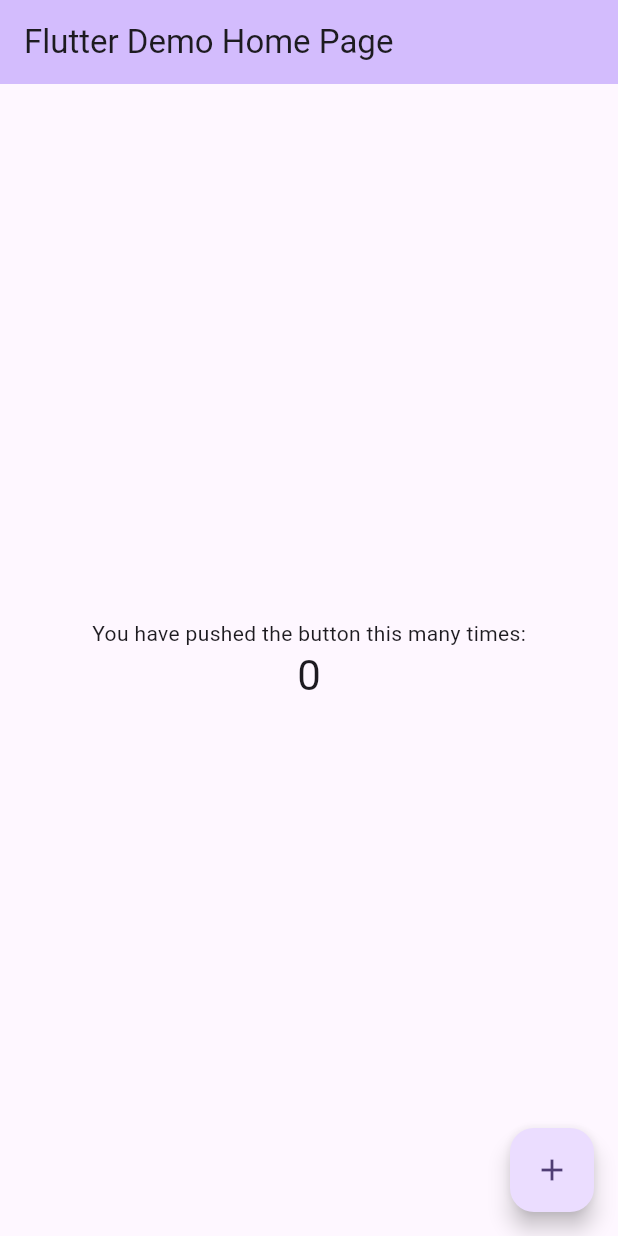
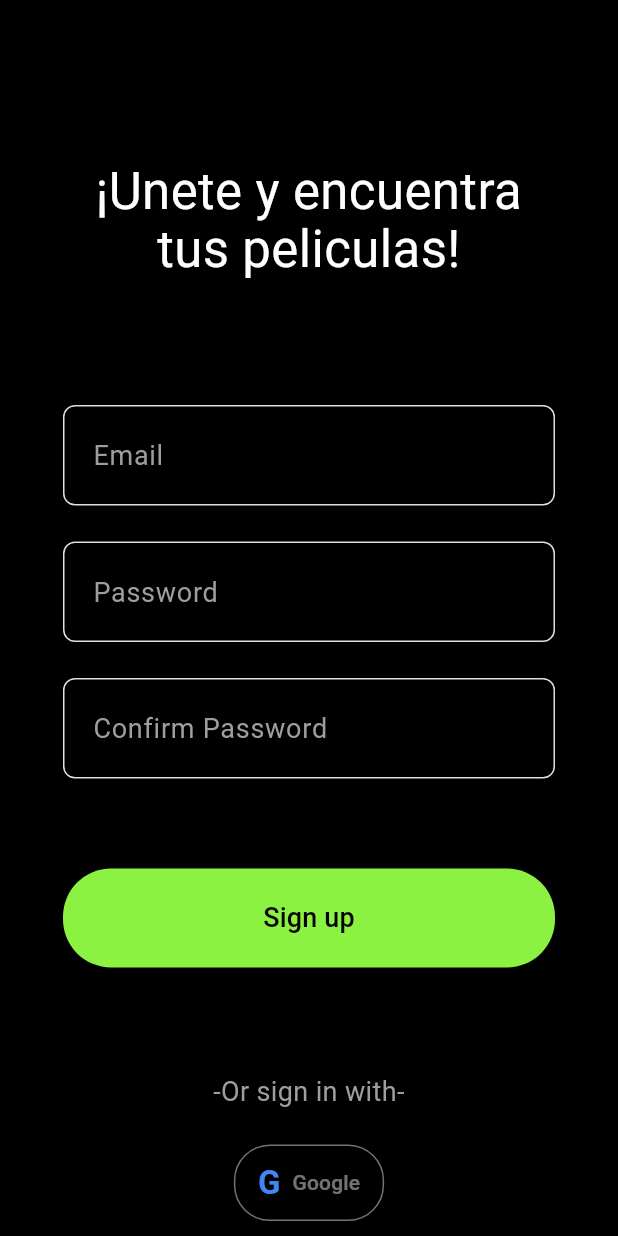
Before and after one commit to thomaswkm/moviefinder, a Flutter app: the screen it shows after launch, on a phone screen of 412 x 824 dp. Run offline on Flutter 3.47's test engine with Material 3 defaults, Android fonts, the phone set to English and light mode, and no system bars; accounts and stored records are empty.

Commit message:
feat: implmentacion CU-01 Register

```diff
--- /dev/null
+++ b/devtools_options.yaml
@@ -0,0 +1,3 @@
+description: This file stores settings for Dart & Flutter DevTools.
+documentation: https://docs.flutter.dev/tools/devtools/extensions#configure-extension-enablement-states
+extensions:
--- /dev/null
+++ b/lib/core/result/result.dart
@@ -0,0 +1,19 @@
+sealed class Result<T> {
+  const Result();
+
+  bool get isSuccess => this is Success<T>;
+  bool get isFailure => this is Failure<T>;
+}
+
+final class Success<T> extends Result<T> {
+  const Success(this.value);
+
+  final T value;
+}
+
+final class Failure<T> extends Result<T> {
+  const Failure(this.message, {this.fieldErrors = const {}});
+
+  final String message;
+  final Map<String, String> fieldErrors;
+}
--- /dev/null
+++ b/lib/core/storage/token_storage.dart
@@ -0,0 +1,13 @@
+class TokenStorage {
+  String? _token;
+
+  Future<void> saveToken(String token) async {
+    _token = token;
+  }
+
+  Future<String?> readToken() async => _token;
+
+  Future<void> clearToken() async {
+    _token = null;
+  }
+}
--- /dev/null
+++ b/lib/features/auth/data/datasources/auth_data_source.dart
@@ -0,0 +1,6 @@
+import '../models/auth_response_model.dart';
+import '../models/register_request_model.dart';
+
+abstract interface class AuthDataSource {
+  Future<AuthResponseModel> register(RegisterRequestModel request);
+}
--- /dev/null
+++ b/lib/features/auth/data/datasources/auth_mock_data_source.dart
@@ -0,0 +1,19 @@
+import '../models/auth_response_model.dart';
+import '../models/register_request_model.dart';
+import 'auth_data_source.dart';
+
+class AuthMockDataSource implements AuthDataSource {
+  const AuthMockDataSource();
+
+  @override
+  Future<AuthResponseModel> register(RegisterRequestModel request) async {
+    await Future<void>.delayed(const Duration(milliseconds: 500));
+
+    return AuthResponseModel(
+      userId: 1,
+      email: request.email,
+      username: request.username,
+      token: 'mock-jwt-token',
+    );
+  }
+}
--- /dev/null
+++ b/lib/features/auth/data/models/auth_response_model.dart
@@ -0,0 +1,42 @@
+import '../../domain/entities/authenticated_user.dart';
+
+class AuthResponseModel {
+  const AuthResponseModel({
+    required this.userId,
+    required this.email,
+    required this.username,
+    required this.token,
+  });
+
+  final int userId;
+  final String email;
+  final String username;
+  final String token;
+
+  factory AuthResponseModel.fromJson(Map<String, dynamic> json) {
+    return AuthResponseModel(
+      userId: json['userId'] as int,
+      email: json['email'] as String,
+      username: json['username'] as String,
+      token: json['token'] as String,
+    );
+  }
+
+  Map<String, dynamic> toJson() {
+    return {
+      'userId': userId,
+      'email': email,
+      'username': username,
+      'token': token,
+    };
+  }
+
+  AuthenticatedUser toEntity() {
+    return AuthenticatedUser(
+      id: userId,
+      email: email,
+      username: username,
+      token: token,
+    );
+  }
+}
--- /dev/null
+++ b/lib/features/auth/data/models/register_request_model.dart
@@ -0,0 +1,15 @@
+class RegisterRequestModel {
+  const RegisterRequestModel({
+    required this.username,
+    required this.email,
+    required this.password,
+  });
+
+  final String username;
+  final String email;
+  final String password;
+
+  Map<String, dynamic> toJson() {
+    return {'username': username, 'email': email, 'password': password};
+  }
+}
--- /dev/null
+++ b/lib/features/auth/data/repositories/auth_repository_impl.dart
@@ -0,0 +1,38 @@
+import '../../../../core/result/result.dart';
+import '../../../../core/storage/token_storage.dart';
+import '../../domain/entities/authenticated_user.dart';
+import '../../domain/repositories/auth_repository.dart';
+import '../datasources/auth_data_source.dart';
+import '../models/register_request_model.dart';
+
+class AuthRepositoryImpl implements AuthRepository {
+  const AuthRepositoryImpl(this._dataSource, this._tokenStorage);
+
+  final AuthDataSource _dataSource;
+  final TokenStorage _tokenStorage;
+
+  @override
+  Future<Result<AuthenticatedUser>> register({
+    required String email,
+    required String password,
+  }) async {
+    try {
+      final response = await _dataSource.register(
+        RegisterRequestModel(
+          username: _usernameFromEmail(email),
+          email: email,
+          password: password,
+        ),
+      );
+      await _tokenStorage.saveToken(response.token);
+      return Success(response.toEntity());
+    } on Exception {
+      return const Failure('No se pudo crear la cuenta. Intentalo nuevamente.');
+    }
+  }
+
+  String _usernameFromEmail(String email) {
+    final localPart = email.split('@').first.trim();
+    return localPart.isEmpty ? 'user' : localPart;
+  }
+}
--- /dev/null
+++ b/lib/features/auth/domain/entities/authenticated_user.dart
@@ -0,0 +1,13 @@
+class AuthenticatedUser {
+  const AuthenticatedUser({
+    required this.id,
+    required this.email,
+    required this.username,
+    required this.token,
+  });
+
+  final int id;
+  final String email;
+  final String username;
+  final String token;
+}
--- /dev/null
+++ b/lib/features/auth/domain/repositories/auth_repository.dart
@@ -0,0 +1,9 @@
+import '../../../../core/result/result.dart';
+import '../entities/authenticated_user.dart';
+
+abstract interface class AuthRepository {
+  Future<Result<AuthenticatedUser>> register({
+    required String email,
+    required String password,
+  });
+}
--- /dev/null
+++ b/lib/features/auth/domain/usecases/register_user.dart
@@ -0,0 +1,47 @@
+import '../../../../core/result/result.dart';
+import '../entities/authenticated_user.dart';
+import '../repositories/auth_repository.dart';
+
+class RegisterUser {
+  const RegisterUser(this._repository);
+
+  final AuthRepository _repository;
+
+  Future<Result<AuthenticatedUser>> call({
+    required String email,
+    required String password,
+    required String confirmPassword,
+  }) async {
+    final normalizedEmail = email.trim();
+    final validationErrors = <String, String>{};
+
+    if (normalizedEmail.isEmpty) {
+      validationErrors['email'] = 'Ingresa tu email.';
+    } else if (!_isValidEmail(normalizedEmail)) {
+      validationErrors['email'] = 'Ingresa un email valido.';
+    }
+
+    if (password.isEmpty) {
+      validationErrors['password'] = 'Ingresa tu password.';
+    }
+
+    if (confirmPassword.isEmpty) {
+      validationErrors['confirmPassword'] = 'Confirma tu password.';
+    } else if (password != confirmPassword) {
+      validationErrors['confirmPassword'] = 'Las contrasenas no coinciden.';
+    }
+
+    if (validationErrors.isNotEmpty) {
+      return Failure(
+        'Revisa los campos del formulario.',
+        fieldErrors: validationErrors,
+      );
+    }
+
+    return _repository.register(email: normalizedEmail, password: password);
+  }
+
+  bool _isValidEmail(String value) {
+    return RegExp(r'^[^@\s]+@[^@\s]+\.[^@\s]+$').hasMatch(value);
+  }
+}
--- /dev/null
+++ b/lib/features/auth/presentation/controllers/register_controller.dart
@@ -0,0 +1,56 @@
+import 'package:flutter/foundation.dart';
+
+import '../../../../core/result/result.dart';
+import '../../domain/entities/authenticated_user.dart';
+import '../../domain/usecases/register_user.dart';
+
+class RegisterController extends ChangeNotifier {
+  RegisterController(this._registerUser);
+
+  final RegisterUser _registerUser;
+
+  bool _isLoading = false;
+  String? _message;
+  Map<String, String> _fieldErrors = const {};
+  AuthenticatedUser? _registeredUser;
+
+  bool get isLoading => _isLoading;
+  String? get message => _message;
+  Map<String, String> get fieldErrors => _fieldErrors;
+  AuthenticatedUser? get registeredUser => _registeredUser;
+
+  Future<bool> register({
+    required String email,
+    required String password,
+    required String confirmPassword,
+  }) async {
+    _isLoading = true;
+    _message = null;
+    _fieldErrors = const {};
+    _registeredUser = null;
+    notifyListeners();
+
+    final result = await _registerUser(
+      email: email,
+      password: password,
+      confirmPassword: confirmPassword,
+    );
+
+    switch (result) {
+      case Success<AuthenticatedUser>(value: final user):
+        _registeredUser = user;
+        _isLoading = false;
+        notifyListeners();
+        return true;
+      case Failure<AuthenticatedUser>(
+        message: final message,
+        fieldErrors: final fieldErrors,
+      ):
+        _message = message;
+        _fieldErrors = fieldErrors;
+        _isLoading = false;
+        notifyListeners();
+        return false;
+    }
+  }
+}
--- /dev/null
+++ b/lib/features/auth/presentation/pages/register_page.dart
@@ -0,0 +1,254 @@
+import 'package:flutter/material.dart';
+
+import '../controllers/register_controller.dart';
+
+class RegisterPage extends StatefulWidget {
+  const RegisterPage({
+    super.key,
+    required this.controller,
+    required this.onRegistered,
+    this.onLoginRequested,
+  });
+
+  final RegisterController controller;
+  final VoidCallback onRegistered;
+  final VoidCallback? onLoginRequested;
+
+  @override
+  State<RegisterPage> createState() => _RegisterPageState();
+}
+
+class _RegisterPageState extends State<RegisterPage> {
+  final _emailController = TextEditingController();
+  final _passwordController = TextEditingController();
+  final _confirmPasswordController = TextEditingController();
+
+  @override
+  void initState() {
+    super.initState();
+    widget.controller.addListener(_onControllerChanged);
+  }
+
+  @override
+  void dispose() {
+    widget.controller.removeListener(_onControllerChanged);
+    _emailController.dispose();
+    _passwordController.dispose();
+    _confirmPasswordController.dispose();
+    super.dispose();
+  }
+
+  void _onControllerChanged() {
+    if (mounted) {
+      setState(() {});
+    }
+  }
+
+  Future<void> _submit() async {
+    final success = await widget.controller.register(
+      email: _emailController.text,
+      password: _passwordController.text,
+      confirmPassword: _confirmPasswordController.text,
+    );
+
+    if (success && mounted) {
+      widget.onRegistered();
+    }
+  }
+
+  @override
+  Widget build(BuildContext context) {
+    final controller = widget.controller;
+
+    return Scaffold(
+      backgroundColor: Colors.black,
+      body: SafeArea(
+        child: SingleChildScrollView(
+          padding: const EdgeInsets.symmetric(horizontal: 42, vertical: 36),
+          child: ConstrainedBox(
+            constraints: BoxConstraints(
+              minHeight: MediaQuery.sizeOf(context).height - 72,
+            ),
+            child: Column(
+              crossAxisAlignment: CrossAxisAlignment.stretch,
+              children: [
+                const SizedBox(height: 72),
+                const Text(
+                  '¡Unete y encuentra\ntus peliculas!',
+                  textAlign: TextAlign.center,
+                  style: TextStyle(
+                    color: Colors.white,
+                    fontSize: 34,
+                    height: 1.15,
+                    fontWeight: FontWeight.w400,
+                  ),
+                ),
+                const SizedBox(height: 84),
+                _RegisterTextField(
+                  controller: _emailController,
+                  hintText: 'Email',
+                  keyboardType: TextInputType.emailAddress,
+                  errorText: controller.fieldErrors['email'],
+                ),
+                const SizedBox(height: 24),
+                _RegisterTextField(
+                  controller: _passwordController,
+                  hintText: 'Password',
+                  obscureText: true,
+                  errorText: controller.fieldErrors['password'],
+                ),
+                const SizedBox(height: 24),
+                _RegisterTextField(
+                  controller: _confirmPasswordController,
+                  hintText: 'Confirm Password',
+                  obscureText: true,
+                  errorText: controller.fieldErrors['confirmPassword'],
+                ),
+                if (controller.message != null) ...[
+                  const SizedBox(height: 16),
+                  Text(
+                    controller.message!,
+                    textAlign: TextAlign.center,
+                    style: const TextStyle(color: Color(0xFFFF8A80)),
+                  ),
+                ],
+                const SizedBox(height: 60),
+                SizedBox(
+                  height: 66,
+                  child: FilledButton(
+                    onPressed: controller.isLoading ? null : _submit,
+                    style: FilledButton.styleFrom(
+                      backgroundColor: const Color(0xFF8CF241),
+                      foregroundColor: Colors.black,
+                      disabledBackgroundColor: const Color(
+                        0xFF8CF241,
+                      ).withValues(alpha: 0.5),
+                      shape: RoundedRectangleBorder(
+                        borderRadius: BorderRadius.circular(32),
+                      ),
+                    ),
+                    child: controller.isLoading
+                        ? const SizedBox.square(
+                            dimension: 22,
+                            child: CircularProgressIndicator(
+                              strokeWidth: 2,
+                              color: Colors.black,
+                            ),
+                          )
+                        : const Text('Sign up', style: TextStyle(fontSize: 18)),
+                  ),
+                ),
+                const SizedBox(height: 70),
+                const Text(
+                  '-Or sign in with-',
+                  textAlign: TextAlign.center,
+                  style: TextStyle(color: Color(0xFF9E9E9E), fontSize: 18),
+                ),
+                const SizedBox(height: 22),
+                Center(
+                  child: OutlinedButton.icon(
+                    onPressed: null,
+                    style: OutlinedButton.styleFrom(
+                      disabledForegroundColor: Colors.white.withValues(
+                        alpha: 0.45,
+                      ),
+                      side: BorderSide(
+                        color: Colors.white.withValues(alpha: 0.45),
+                      ),
+                      shape: RoundedRectangleBorder(
+                        borderRadius: BorderRadius.circular(24),
+                      ),
+                      padding: const EdgeInsets.symmetric(
+                        horizontal: 16,
+                        vertical: 10,
+                      ),
+                    ),
+                    icon: const _GoogleMark(),
+                    label: const Text('Google'),
+                  ),
+                ),
+                const SizedBox(height: 40),
+                if (widget.onLoginRequested != null)
+                  TextButton(
+                    onPressed: widget.onLoginRequested,
+                    child: const Text(
+                      'Already have an account? Sign in',
+                      style: TextStyle(color: Color(0xFF8CF241)),
+                    ),
+                  ),
+              ],
+            ),
+          ),
+        ),
+      ),
+    );
+  }
+}
+
+class _RegisterTextField extends StatelessWidget {
+  const _RegisterTextField({
+    required this.controller,
+    required this.hintText,
+    this.keyboardType,
+    this.obscureText = false,
+    this.errorText,
+  });
+
+  final TextEditingController controller;
+  final String hintText;
+  final TextInputType? keyboardType;
+  final bool obscureText;
+  final String? errorText;
+
+  @override
+  Widget build(BuildContext context) {
+    return TextField(
+      controller: controller,
+      keyboardType: keyboardType,
+      obscureText: obscureText,
+      style: const TextStyle(color: Colors.white, fontSize: 18),
+      decoration: InputDecoration(
+        hintText: hintText,
+        hintStyle: const TextStyle(color: Color(0xFF9E9E9E)),
+        errorText: errorText,
+        errorStyle: const TextStyle(color: Color(0xFFFF8A80)),
+        contentPadding: const EdgeInsets.symmetric(
+          horizontal: 16,
+          vertical: 20,
+        ),
+        enabledBorder: OutlineInputBorder(
+          borderRadius: BorderRadius.circular(8),
+          borderSide: const BorderSide(color: Color(0xFFE0E0E0)),
+        ),
+        focusedBorder: OutlineInputBorder(
+          borderRadius: BorderRadius.circular(8),
+          borderSide: const BorderSide(color: Color(0xFF8CF241), width: 1.5),
+        ),
+        errorBorder: OutlineInputBorder(
+          borderRadius: BorderRadius.circular(8),
+          borderSide: const BorderSide(color: Color(0xFFFF8A80)),
+        ),
+        focusedErrorBorder: OutlineInputBorder(
+          borderRadius: BorderRadius.circular(8),
+          borderSide: const BorderSide(color: Color(0xFFFF8A80), width: 1.5),
+        ),
+      ),
+    );
+  }
+}
+
+class _GoogleMark extends StatelessWidget {
+  const _GoogleMark();
+
+  @override
+  Widget build(BuildContext context) {
+    return const Text(
+      'G',
+      style: TextStyle(
+        color: Color(0xFF4285F4),
+        fontSize: 22,
+        fontWeight: FontWeight.w700,
+      ),
+    );
+  }
+}
--- a/lib/main.dart
+++ b/lib/main.dart
@@ -1,121 +1,99 @@
 import 'package:flutter/material.dart';
 
+import 'core/storage/token_storage.dart';
+import 'features/auth/data/datasources/auth_mock_data_source.dart';
+import 'features/auth/data/repositories/auth_repository_impl.dart';
+import 'features/auth/domain/usecases/register_user.dart';
+import 'features/auth/presentation/controllers/register_controller.dart';
+import 'features/auth/presentation/pages/register_page.dart';
+
 void main() {
-  runApp(const MyApp());
+  runApp(const MovieFinderApp());
 }
 
-class MyApp extends StatelessWidget {
-  const MyApp({super.key});
+class MovieFinderApp extends StatefulWidget {
+  const MovieFinderApp({super.key});
 
-  // This widget is the root of your application.
+  @override
+  State<MovieFinderApp> createState() => _MovieFinderAppState();
+}
+
+class _MovieFinderAppState extends State<MovieFinderApp> {
+  late final TokenStorage _tokenStorage;
+  late final RegisterController _registerController;
+
+  bool _isRegistered = false;
+
+  @override
+  void initState() {
+    super.initState();
+    _tokenStorage = TokenStorage();
+    final authRepository = AuthRepositoryImpl(
+      const AuthMockDataSource(),
+      _tokenStorage,
+    );
+    _registerController = RegisterController(RegisterUser(authRepository));
+  }
+
+  @override
+  void dispose() {
+    _registerController.dispose();
+    super.dispose();
+  }
+
   @override
   Widget build(BuildContext context) {
     return MaterialApp(
-      title: 'Flutter Demo',
+      title: 'MovieFinder',
+      debugShowCheckedModeBanner: false,
       theme: ThemeData(
-        // This is the theme of your application.
-        //
-        // TRY THIS: Try running your application with "flutter run". You'll see
-        // the application has a purple toolbar. Then, without quitting the app,
-        // try changing the seedColor in the colorScheme below to Colors.green
-        // and then invoke "hot reload" (save your changes or press the "hot
-        // reload" button in a Flutter-supported IDE, or press "r" if you used
-        // the command line to start the app).
-        //
-        // Notice that the counter didn't reset back to zero; the application
-        // state is not lost during the reload. To reset the state, use hot
-        // restart instead.
-        //
-        // This works for code too, not just values: Most code changes can be
-        // tested with just a hot reload.
-        colorScheme: .fromSeed(seedColor: Colors.deepPurple),
+        colorScheme: ColorScheme.fromSeed(seedColor: const Color(0xFF8CF241)),
+        useMaterial3: true,
       ),
-      home: const MyHomePage(title: 'Flutter Demo Home Page'),
+      home: _isRegistered
+          ? _HomePlaceholder(
+              username: _registerController.registeredUser?.username ?? 'user',
+            )
+          : RegisterPage(
+              controller: _registerController,
+              onRegistered: () {
+                setState(() {
+                  _isRegistered = true;
+                });
+              },
+            ),
     );
   }
 }
 
-class MyHomePage extends StatefulWidget {
-  const MyHomePage({super.key, required this.title});
+class _HomePlaceholder extends StatelessWidget {
+  const _HomePlaceholder({required this.username});
 
-  // This widget is the home page of your application. It is stateful, meaning
-  // that it has a State object (defined below) that contains fields that affect
-  // how it looks.
-
-  // This class is the configuration for the state. It holds the values (in this
-  // case the title) provided by the parent (in this case the App widget) and
-  // used by the build method of the State. Fields in a Widget subclass are
-  // always marked "final".
-
-  final String title;
-
-  @override
-  State<MyHomePage> createState() => _MyHomePageState();
-}
-
-class _MyHomePageState extends State<MyHomePage> {
-  int _counter = 0;
-
-  void _incrementCounter() {
-    setState(() {
-      // This call to setState tells the Flutter framework that something has
-      // changed in this State, which causes it to rerun the build method below
-      // so that the display can reflect the updated values. If we changed
-      // _counter without calling setState(), then the build method would not be
-      // called again, and so nothing would appear to happen.
-      _counter++;
-    });
-  }
+  final String username;
 
   @override
   Widget build(BuildContext context) {
-    // This method is rerun every time setState is called, for instance as done
-    // by the _incrementCounter method above.
-    //
-    // The Flutter framework has been optimized to make rerunning build methods
-    // fast, so that you can just rebuild anything that needs updating rather
-    // than having to individually change instances of widgets.
     return Scaffold(
-      appBar: AppBar(
-        // TRY THIS: Try changing the color here to a specific color (to
-        // Colors.amber, perhaps?) and trigger a hot reload to see the AppBar
-        // change color while the other colors stay the same.
-        backgroundColor: Theme.of(context).colorScheme.inversePrimary,
-        // Here we take the value from the MyHomePage object that was created by
-        // the App.build method, and use it to set our appbar title.
-        title: Text(widget.title),
-      ),
       body: Center(
-        // Center is a layout widget. It takes a single child and positions it
-        // in the middle of the parent.
-        child: Column(
-          // Column is also a layout widget. It takes a list of children and
-          // arranges them vertically. By default, it sizes itself to fit its
-          // children horizontally, and tries to be as tall as its parent.
-          //
-          // Column has various properties to control how it sizes itself and
-          // how it positions its children. Here we use mainAxisAlignment to
-          // center the children vertically; the main axis here is the vertical
-          // axis because Columns are vertical (the cross axis would be
-          // horizontal).
-          //
-          // TRY THIS: Invoke "debug painting" (choose the "Toggle Debug Paint"
-          // action in the IDE, or press "p" in the console), to see the
-          // wireframe for each widget.
-          mainAxisAlignment: .center,
-          children: [
-            const Text('You have pushed the button this many times:'),
-            Text(
-              '$_counter',
-              style: Theme.of(context).textTheme.headlineMedium,
-            ),
-          ],
+        child: Padding(
+          padding: const EdgeInsets.all(24),
+          child: Column(
+            mainAxisSize: MainAxisSize.min,
+            children: [
+              const Icon(Icons.movie_filter_outlined, size: 64),
+              const SizedBox(height: 16),
+              Text(
+                'Cuenta creada',
+                style: Theme.of(context).textTheme.headlineMedium,
+              ),
+              const SizedBox(height: 8),
+              Text(
+                'Bienvenido, $username. Home se implementara en CU-04.',
+                textAlign: TextAlign.center,
+              ),
+            ],
+          ),
         ),
-      ),
-      floatingActionButton: FloatingActionButton(
-        onPressed: _incrementCounter,
-        tooltip: 'Increment',
-        child: const Icon(Icons.add),
       ),
     );
   }
```
Also changed, not shown: 1 other file.
